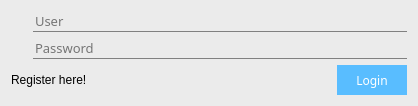
Above: AquariumManager/userswindow.ui from fvolkanoski/Aquarium-Manager before the change. Below: the same form after it.
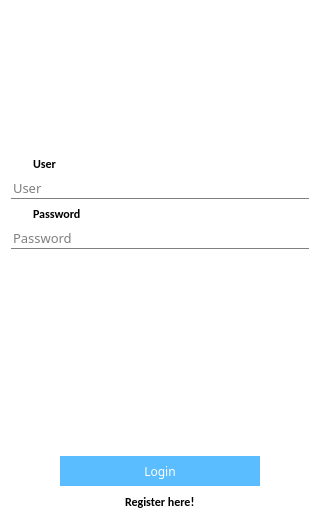
That is the form after the change. Icons and pictures are not drawn.

Commit message: Changed the login screen UI.

Diff of the .ui file:
```diff
--- a/AquariumManager/userswindow.ui
+++ b/AquariumManager/userswindow.ui
@@ -6,8 +6,8 @@
    <rect>
     <x>0</x>
     <y>0</y>
-    <width>418</width>
-    <height>96</height>
+    <width>320</width>
+    <height>523</height>
    </rect>
   </property>
   <property name="windowTitle">
@@ -17,7 +17,7 @@
    <string notr="true">QMainWindow
 {
 	
-	background-color: #ebebeb;
+	background-color: white;
 }
 
 QLineEdit
@@ -50,33 +50,98 @@
 }</string>
   </property>
   <widget class="QWidget" name="centralWidget">
+   <layout class="QGridLayout" name="gridLayout_2">
+    <item row="0" column="0">
+     <spacer name="horizontalSpacer_7">
+      <property name="orientation">
+       <enum>Qt::Horizontal</enum>
+      </property>
+      <property name="sizeType">
+       <enum>QSizePolicy::Expanding</enum>
+      </property>
+      <property name="sizeHint" stdset="0">
+       <size>
+        <width>28</width>
+        <height>88</height>
+       </size>
+      </property>
+     </spacer>
+    </item>
+    <item row="0" column="1">
+     <widget class="QLabel" name="lbl_logoIcon">
+      <property name="sizePolicy">
+       <sizepolicy hsizetype="Preferred" vsizetype="Preferred">
+        <horstretch>1</horstretch>
+        <verstretch>1</verstretch>
+       </sizepolicy>
+      </property>
+      <property name="minimumSize">
+       <size>
+        <width>1</width>
+        <height>1</height>
+       </size>
+      </property>
+      <property name="maximumSize">
+       <size>
+        <width>32767</width>
+        <height>32767</height>
+       </size>
+      </property>
+      <property name="sizeIncrement">
+       <size>
+        <width>0</width>
+        <height>0</height>
+       </size>
+      </property>
+      <property name="autoFillBackground">
+       <bool>false</bool>
+      </property>
+      <property name="frameShadow">
+       <enum>QFrame::Plain</enum>
+      </property>
+      <property name="text">
+       <string/>
+      </property>
+      <property name="pixmap">
+       <pixmap resource="res.qrc">:/res/res/logo.png</pixmap>
+      </property>
+      <property name="scaledContents">
+       <bool>true</bool>
+      </property>
+     </widget>
+    </item>
+    <item row="0" column="2">
+     <spacer name="horizontalSpacer_8">
+      <property name="orientation">
+       <enum>Qt::Horizontal</enum>
+      </property>
+      <property name="sizeType">
+       <enum>QSizePolicy::Expanding</enum>
+      </property>
+      <property name="sizeHint" stdset="0">
+       <size>
+        <width>28</width>
+        <height>98</height>
+       </size>
+      </property>
+     </spacer>
+    </item>
+    <item row="1" column="0" colspan="3">
+     <spacer name="verticalSpacer_3">
+      <property name="orientation">
+       <enum>Qt::Vertical</enum>
+      </property>
+      <property name="sizeHint" stdset="0">
+       <size>
+        <width>298</width>
+        <height>68</height>
+       </size>
+      </property>
+     </spacer>
+    </item>
+    <item row="2" column="0" colspan="3">
    <layout class="QGridLayout" name="gridLayout">
-    <item row="0" column="0">
-     <widget class="QLabel" name="lbl_userIcon">
-      <property name="minimumSize">
-       <size>
-        <width>16</width>
-        <height>16</height>
-       </size>
-      </property>
-      <property name="maximumSize">
-       <size>
-        <width>16</width>
-        <height>16</height>
-       </size>
-      </property>
-      <property name="text">
-       <string/>
-      </property>
-      <property name="pixmap">
-       <pixmap resource="res.qrc">:/res/res/man-user.png</pixmap>
-      </property>
-      <property name="scaledContents">
-       <bool>true</bool>
-      </property>
-     </widget>
-    </item>
-    <item row="0" column="1" colspan="3">
+      <item row="1" column="0" colspan="4">
      <widget class="QLineEdit" name="userInputEdit">
       <property name="font">
        <font>
@@ -89,7 +154,7 @@
       </property>
      </widget>
     </item>
-    <item row="1" column="0">
+      <item row="2" column="0">
      <widget class="QLabel" name="lbl_lockIcon">
       <property name="minimumSize">
        <size>
@@ -114,7 +179,88 @@
       </property>
      </widget>
     </item>
-    <item row="1" column="1" colspan="3">
+      <item row="0" column="1">
+       <widget class="QLabel" name="label">
+        <property name="font">
+         <font>
+          <family>Calibri</family>
+          <pointsize>9</pointsize>
+          <weight>75</weight>
+          <bold>true</bold>
+         </font>
+        </property>
+        <property name="text">
+         <string>User</string>
+        </property>
+       </widget>
+      </item>
+      <item row="2" column="1" colspan="2">
+       <widget class="QLabel" name="label_2">
+        <property name="font">
+         <font>
+          <family>Calibri</family>
+          <pointsize>9</pointsize>
+          <weight>75</weight>
+          <bold>true</bold>
+         </font>
+        </property>
+        <property name="text">
+         <string>Password</string>
+        </property>
+       </widget>
+      </item>
+      <item row="0" column="2" colspan="2">
+       <spacer name="horizontalSpacer">
+        <property name="orientation">
+         <enum>Qt::Horizontal</enum>
+        </property>
+        <property name="sizeHint" stdset="0">
+         <size>
+          <width>248</width>
+          <height>17</height>
+         </size>
+        </property>
+       </spacer>
+      </item>
+      <item row="0" column="0">
+       <widget class="QLabel" name="lbl_userIcon">
+        <property name="minimumSize">
+         <size>
+          <width>16</width>
+          <height>16</height>
+         </size>
+        </property>
+        <property name="maximumSize">
+         <size>
+          <width>16</width>
+          <height>16</height>
+         </size>
+        </property>
+        <property name="text">
+         <string/>
+        </property>
+        <property name="pixmap">
+         <pixmap resource="res.qrc">:/res/res/man-user.png</pixmap>
+        </property>
+        <property name="scaledContents">
+         <bool>true</bool>
+        </property>
+       </widget>
+      </item>
+      <item row="2" column="3">
+       <spacer name="horizontalSpacer_2">
+        <property name="orientation">
+         <enum>Qt::Horizontal</enum>
+        </property>
+        <property name="sizeHint" stdset="0">
+         <size>
+          <width>228</width>
+          <height>17</height>
+         </size>
+        </property>
+       </spacer>
+      </item>
+      <item row="3" column="0" colspan="4">
      <widget class="QLineEdit" name="passwordInputEdit">
       <property name="font">
        <font>
@@ -136,31 +282,41 @@
       </property>
      </widget>
     </item>
-    <item row="2" column="0" colspan="2">
-     <widget class="QLabel" name="registerLink">
-      <property name="text">
-       <string>&lt;a href=&quot;#&quot;&gt;&lt;span style=&quot; text-decoration: none; color: black;&quot;&gt;Register here!&lt;/span&gt;&lt;/a&gt;</string>
+     </layout>
+    </item>
+    <item row="3" column="0" colspan="3">
+     <spacer name="verticalSpacer_2">
+      <property name="orientation">
+       <enum>Qt::Vertical</enum>
       </property>
-     </widget>
+      <property name="sizeHint" stdset="0">
+       <size>
+        <width>20</width>
+        <height>229</height>
+       </size>
+      </property>
+     </spacer>
     </item>
-    <item row="2" column="2">
-     <spacer name="horizontalSpacer">
+    <item row="4" column="0" colspan="3">
+     <layout class="QHBoxLayout" name="horizontalLayout">
+      <item>
+       <spacer name="horizontalSpacer_5">
       <property name="orientation">
        <enum>Qt::Horizontal</enum>
       </property>
       <property name="sizeHint" stdset="0">
        <size>
-        <width>246</width>
-        <height>18</height>
+          <width>28</width>
+          <height>20</height>
        </size>
       </property>
      </spacer>
     </item>
-    <item row="2" column="3">
+      <item>
      <widget class="QPushButton" name="loginButton">
       <property name="minimumSize">
        <size>
-        <width>70</width>
+          <width>200</width>
         <height>30</height>
        </size>
       </property>
@@ -174,6 +330,66 @@
        <string>Login</string>
       </property>
      </widget>
+      </item>
+      <item>
+       <spacer name="horizontalSpacer_6">
+        <property name="orientation">
+         <enum>Qt::Horizontal</enum>
+        </property>
+        <property name="sizeHint" stdset="0">
+         <size>
+          <width>28</width>
+          <height>20</height>
+         </size>
+        </property>
+       </spacer>
+      </item>
+     </layout>
+    </item>
+    <item row="5" column="0" colspan="3">
+     <layout class="QHBoxLayout" name="horizontalLayout_2">
+      <item>
+       <spacer name="horizontalSpacer_3">
+        <property name="orientation">
+         <enum>Qt::Horizontal</enum>
+        </property>
+        <property name="sizeHint" stdset="0">
+         <size>
+          <width>108</width>
+          <height>20</height>
+         </size>
+        </property>
+       </spacer>
+      </item>
+      <item>
+       <widget class="QLabel" name="registerLink">
+        <property name="font">
+         <font>
+          <family>Calibri</family>
+          <pointsize>9</pointsize>
+          <weight>75</weight>
+          <bold>true</bold>
+         </font>
+        </property>
+        <property name="text">
+         <string>&lt;a href=&quot;#&quot;&gt;&lt;span style=&quot; text-decoration: none; color: black;&quot;&gt;Register here!&lt;/span&gt;&lt;/a&gt;</string>
+        </property>
+       </widget>
+      </item>
+      <item>
+       <spacer name="horizontalSpacer_4">
+        <property name="orientation">
+         <enum>Qt::Horizontal</enum>
+        </property>
+        <property name="sizeHint" stdset="0">
+         <size>
+          <width>98</width>
+          <height>20</height>
+         </size>
+        </property>
+       </spacer>
+      </item>
+     </layout>
     </item>
    </layout>
   </widget>
```
Lines whose indentation alone changed are shown as unchanged. The commit also changes 2 other files.
